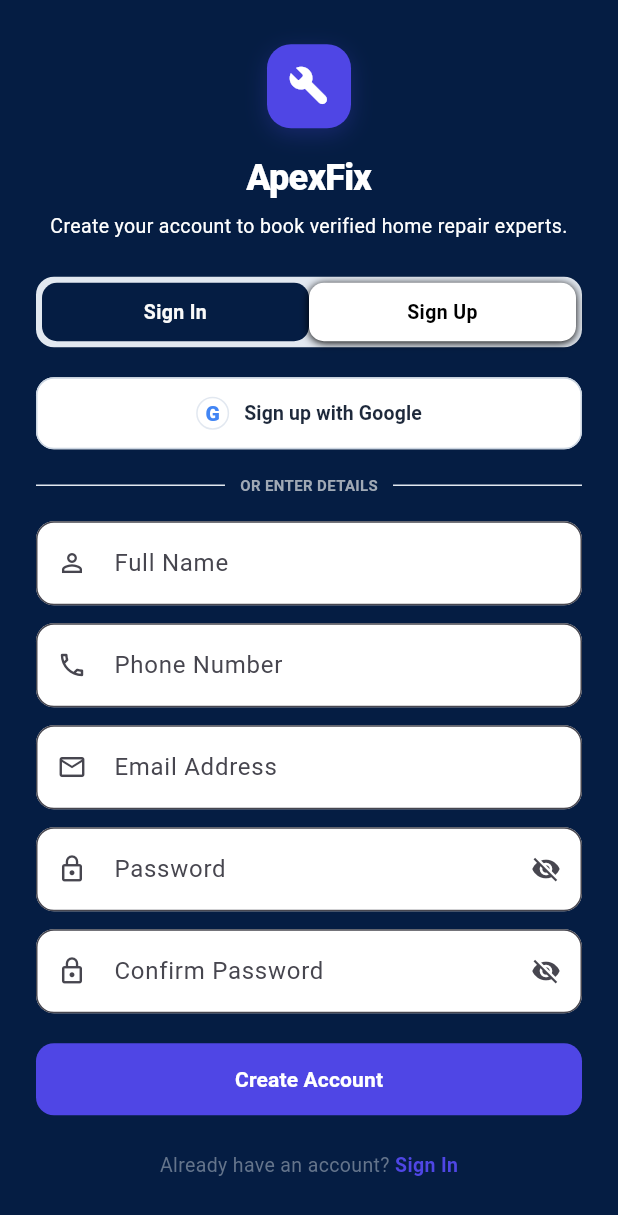
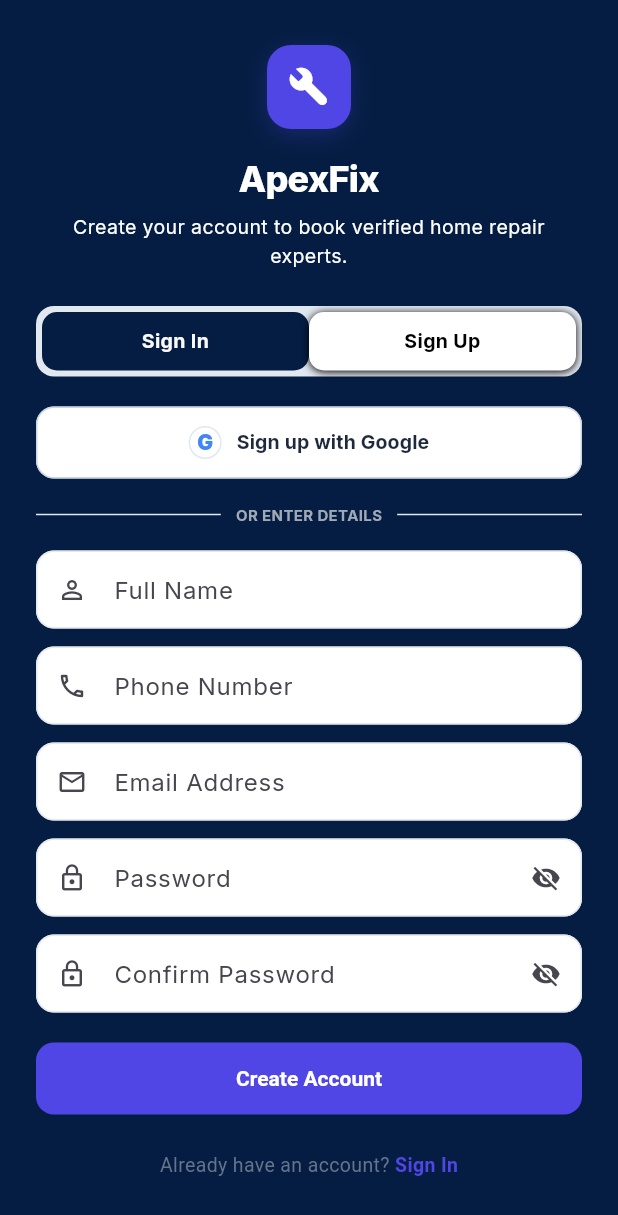
Before and after one commit to Ahsan146/ApexFix---Home-Maintenance-App, a Flutter app: the screen it shows after launch, after a tap on "Sign Up", on a phone screen of 412 x 824 dp. Shown: the top 1215 px of the screen. Run offline on Flutter 3.47's test engine with Material 3 defaults, Android fonts, the phone set to English and light mode, and no system bars; our stand-ins replace cloud_firestore, firebase_auth, firebase_core, flutter_map, google_fonts, latlong2; accounts and stored records are empty.

Commit message:
feat(ui): align app theme with ApexFix operations dashboard

```diff
--- a/lib/main.dart
+++ b/lib/main.dart
@@ -1,4 +1,5 @@
 import 'package:flutter/material.dart';
+import 'package:google_fonts/google_fonts.dart';
 import 'package:provider/provider.dart';
 import 'package:firebase_core/firebase_core.dart';
 import 'firebase_options.dart';
@@ -8,107 +9,70 @@
 import 'screens/profile_screen.dart';
 import 'screens/login_screen.dart';
 
+const navy = Color(0xFF17143F);
+const primary = Color(0xFF4B3FE4);
+const orange = Color(0xFFFFA51F);
+const pageBg = Color(0xFFF5F7FC);
+const ink = Color(0xFF20253D);
+const muted = Color(0xFF77809A);
+const line = Color(0xFFE4E7F0);
+
 void main() async {
   WidgetsFlutterBinding.ensureInitialized();
-  try {
-    await Firebase.initializeApp(
-      options: DefaultFirebaseOptions.currentPlatform,
-    );
-  } catch (e) {
-    debugPrint('Firebase initialization notice: $e');
-  }
-
-  runApp(
-    MultiProvider(
-      providers: [
-        ChangeNotifierProvider(create: (_) => AppProvider()),
-      ],
-      child: const ApexFixApp(),
-    ),
-  );
+  try { await Firebase.initializeApp(options: DefaultFirebaseOptions.currentPlatform); } catch (e) { debugPrint('Firebase initialization notice: $e'); }
+  runApp(MultiProvider(providers: [ChangeNotifierProvider(create: (_) => AppProvider())], child: const ApexFixApp()));
 }
 
 class ApexFixApp extends StatelessWidget {
   const ApexFixApp({super.key});
-
   @override
   Widget build(BuildContext context) {
+    final base = ThemeData(useMaterial3: true, scaffoldBackgroundColor: pageBg, colorScheme: ColorScheme.fromSeed(seedColor: primary, primary: primary, surface: Colors.white));
     return MaterialApp(
-      title: 'ApexFix - Home Services & Repair',
-      debugShowCheckedModeBanner: false,
-      theme: ThemeData(
-        useMaterial3: true,
-        fontFamily: 'Roboto',
-        colorScheme: ColorScheme.fromSeed(
-          seedColor: const Color(0xFF4F46E5),
-          primary: const Color(0xFF4F46E5),
-          surface: const Color(0xFFF8FAFC),
-        ),
-        scaffoldBackgroundColor: const Color(0xFFF8FAFC),
+      title: 'ApexFix - Home Services & Repair', debugShowCheckedModeBanner: false,
+      theme: base.copyWith(
+        textTheme: GoogleFonts.interTextTheme(base.textTheme).apply(bodyColor: ink, displayColor: ink),
+        appBarTheme: const AppBarTheme(backgroundColor: navy, foregroundColor: Colors.white, elevation: 0, scrolledUnderElevation: 0),
+        cardTheme: CardThemeData(color: Colors.white, elevation: 0, margin: EdgeInsets.zero, shape: RoundedRectangleBorder(borderRadius: BorderRadius.circular(16), side: const BorderSide(color: line))),
+        inputDecorationTheme: InputDecorationTheme(filled: true, fillColor: Colors.white, contentPadding: const EdgeInsets.symmetric(horizontal: 16, vertical: 14), border: OutlineInputBorder(borderRadius: BorderRadius.circular(12), borderSide: const BorderSide(color: line)), enabledBorder: OutlineInputBorder(borderRadius: BorderRadius.circular(12), borderSide: const BorderSide(color: line)), focusedBorder: OutlineInputBorder(borderRadius: BorderRadius.circular(12), borderSide: const BorderSide(color: primary, width: 1.5))),
+        elevatedButtonTheme: ElevatedButtonThemeData(style: ElevatedButton.styleFrom(backgroundColor: primary, foregroundColor: Colors.white, elevation: 0, minimumSize: const Size.fromHeight(50), shape: RoundedRectangleBorder(borderRadius: BorderRadius.circular(12)), textStyle: const TextStyle(fontWeight: FontWeight.w700))),
       ),
       home: const MainNavigationShell(),
     );
   }
 }
 
+class ApexFixMark extends StatelessWidget {
+  final bool compact;
+  const ApexFixMark({super.key, this.compact = false});
+  @override
+  Widget build(BuildContext context) => Row(mainAxisSize: MainAxisSize.min, children: [
+    Container(width: compact ? 30 : 38, height: compact ? 30 : 38, decoration: BoxDecoration(color: orange, borderRadius: BorderRadius.circular(10)), child: Icon(Icons.bolt_rounded, color: Colors.white, size: compact ? 18 : 23)),
+    const SizedBox(width: 9),
+    Text('apexfix', style: GoogleFonts.inter(fontSize: compact ? 15 : 18, fontWeight: FontWeight.w800, color: Colors.white, letterSpacing: -.4)),
+  ]);
+}
+
 class MainNavigationShell extends StatefulWidget {
   const MainNavigationShell({super.key});
-
-  @override
-  State<MainNavigationShell> createState() => _MainNavigationShellState();
+  @override State<MainNavigationShell> createState() => _MainNavigationShellState();
 }
-
 class _MainNavigationShellState extends State<MainNavigationShell> {
   int _currentIndex = 0;
-
-  final List<Widget> _screens = const [
-    HomeScreen(),
-    BookingsListScreen(),
-    ProfileScreen(),
-  ];
-
+  final _screens = const [HomeScreen(), BookingsListScreen(), ProfileScreen()];
   @override
   Widget build(BuildContext context) {
     final app = context.watch<AppProvider>();
-
-    // If logged out, present login screen
-    if (!app.isLoggedIn) {
-      return const LoginScreen();
-    }
-
+    if (!app.isLoggedIn) return const LoginScreen();
     return Scaffold(
-      body: IndexedStack(
-        index: _currentIndex,
-        children: _screens,
-      ),
+      body: IndexedStack(index: _currentIndex, children: _screens),
       bottomNavigationBar: Container(
-        decoration: const BoxDecoration(
-          color: Colors.white,
-          border: Border(top: BorderSide(color: Color(0xFFE2E8F0))),
-        ),
-        child: NavigationBar(
-          selectedIndex: _currentIndex,
-          backgroundColor: Colors.white,
-          indicatorColor: const Color(0xFFEEF2FF),
-          onDestinationSelected: (idx) => setState(() => _currentIndex = idx),
-          destinations: const [
-            NavigationDestination(
-              icon: Icon(Icons.home_outlined),
-              selectedIcon: Icon(Icons.home_rounded, color: Color(0xFF4F46E5)),
-              label: 'Home',
-            ),
-            NavigationDestination(
-              icon: Icon(Icons.assignment_outlined),
-              selectedIcon: Icon(Icons.assignment_rounded, color: Color(0xFF4F46E5)),
-              label: 'Bookings',
-            ),
-            NavigationDestination(
-              icon: Icon(Icons.person_outline_rounded),
-              selectedIcon: Icon(Icons.person_rounded, color: Color(0xFF4F46E5)),
-              label: 'Profile',
-            ),
-          ],
-        ),
+        decoration: const BoxDecoration(color: Colors.white, border: Border(top: BorderSide(color: line)), boxShadow: [BoxShadow(color: Color(0x10000000), blurRadius: 20, offset: Offset(0, -4))]),
+        child: NavigationBar(height: 70, selectedIndex: _currentIndex, backgroundColor: Colors.white, surfaceTintColor: Colors.white, indicatorColor: const Color(0xFFEAE8FF), labelBehavior: NavigationDestinationLabelBehavior.alwaysShow, onDestinationSelected: (i) => setState(() => _currentIndex = i), destinations: const [
+          NavigationDestination(icon: Icon(Icons.home_outlined, color: muted), selectedIcon: Icon(Icons.home_rounded, color: primary), label: 'Home'),
+          NavigationDestination(icon: Icon(Icons.receipt_long_outlined, color: muted), selectedIcon: Icon(Icons.receipt_long_rounded, color: primary), label: 'Bookings'),
+          NavigationDestination(icon: Icon(Icons.person_outline_rounded, color: muted), selectedIcon: Icon(Icons.person_rounded, color: primary), label: 'Profile'),
+        ]),
       ),
     );
   }
```
